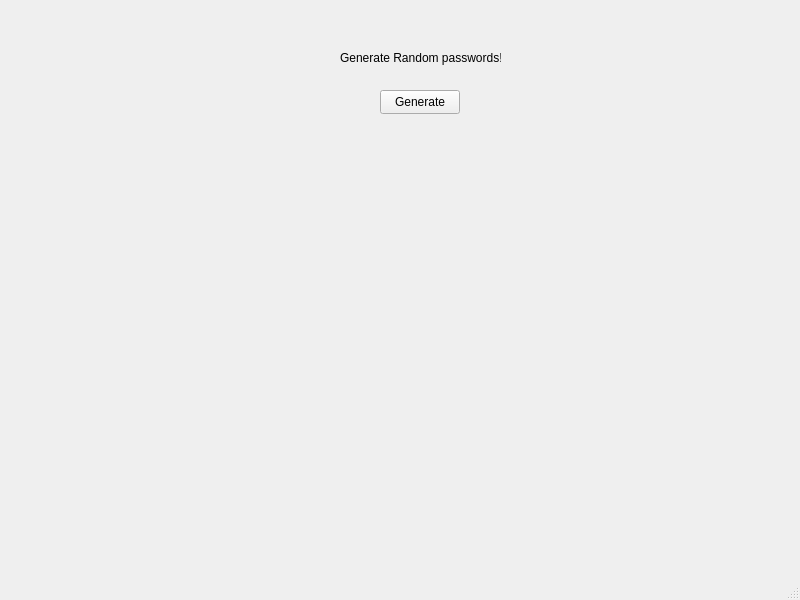
Qt form mainwindow.ui (Croudxd/Password_Generator) before a commit.
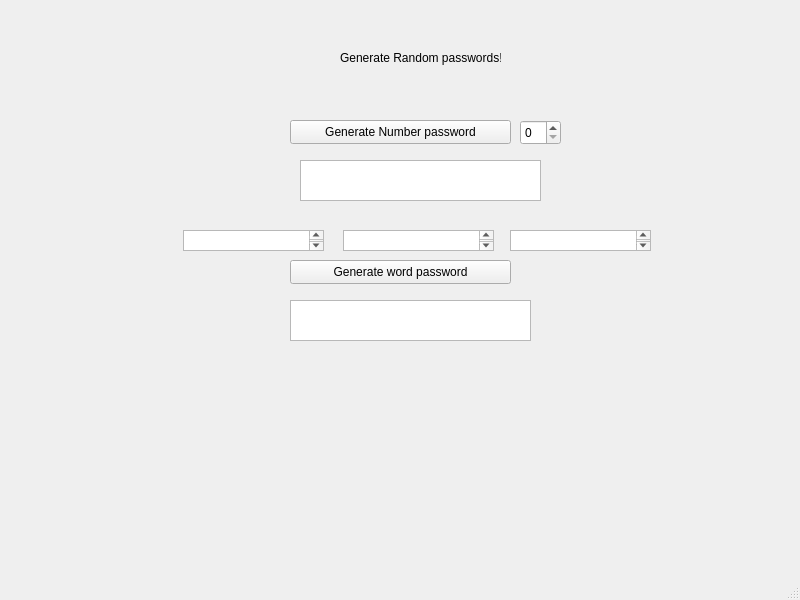
The same form after that commit.

Commit message: Added Number password generator, and word password generator

Patch:
```diff
--- a/mainwindow.ui
+++ b/mainwindow.ui
@@ -17,14 +17,14 @@
    <widget class="QPushButton" name="pushButton">
     <property name="geometry">
      <rect>
-      <x>380</x>
-      <y>90</y>
-      <width>80</width>
+      <x>290</x>
+      <y>120</y>
+      <width>221</width>
       <height>24</height>
      </rect>
     </property>
     <property name="text">
-     <string>Generate</string>
+     <string>Generate Number password</string>
     </property>
    </widget>
    <widget class="QLabel" name="label">
@@ -44,7 +44,7 @@
     <property name="geometry">
      <rect>
       <x>290</x>
-      <y>230</y>
+      <y>270</y>
       <width>271</width>
       <height>71</height>
      </rect>
@@ -53,6 +53,79 @@
      <string/>
     </property>
    </widget>
+   <widget class="QSpinBox" name="passwordNumberPick">
+    <property name="geometry">
+     <rect>
+      <x>520</x>
+      <y>120</y>
+      <width>41</width>
+      <height>25</height>
+     </rect>
+    </property>
+   </widget>
+   <widget class="QPushButton" name="pushButton_2">
+    <property name="geometry">
+     <rect>
+      <x>290</x>
+      <y>260</y>
+      <width>221</width>
+      <height>24</height>
+     </rect>
+    </property>
+    <property name="text">
+     <string>Generate word password</string>
+    </property>
+   </widget>
+   <widget class="QPlainTextEdit" name="word1_text">
+    <property name="geometry">
+     <rect>
+      <x>183</x>
+      <y>230</y>
+      <width>141</width>
+      <height>21</height>
+     </rect>
+    </property>
+   </widget>
+   <widget class="QPlainTextEdit" name="word2_text">
+    <property name="geometry">
+     <rect>
+      <x>343</x>
+      <y>230</y>
+      <width>151</width>
+      <height>21</height>
+     </rect>
+    </property>
+   </widget>
+   <widget class="QPlainTextEdit" name="word3_text">
+    <property name="geometry">
+     <rect>
+      <x>510</x>
+      <y>230</y>
+      <width>141</width>
+      <height>21</height>
+     </rect>
+    </property>
+   </widget>
+   <widget class="QTextEdit" name="textEdit">
+    <property name="geometry">
+     <rect>
+      <x>300</x>
+      <y>160</y>
+      <width>241</width>
+      <height>41</height>
+     </rect>
+    </property>
+   </widget>
+   <widget class="QTextEdit" name="textEdit_2">
+    <property name="geometry">
+     <rect>
+      <x>290</x>
+      <y>300</y>
+      <width>241</width>
+      <height>41</height>
+     </rect>
+    </property>
+   </widget>
   </widget>
   <widget class="QMenuBar" name="menubar">
    <property name="geometry">
```
The commit also changes 3 other files.
